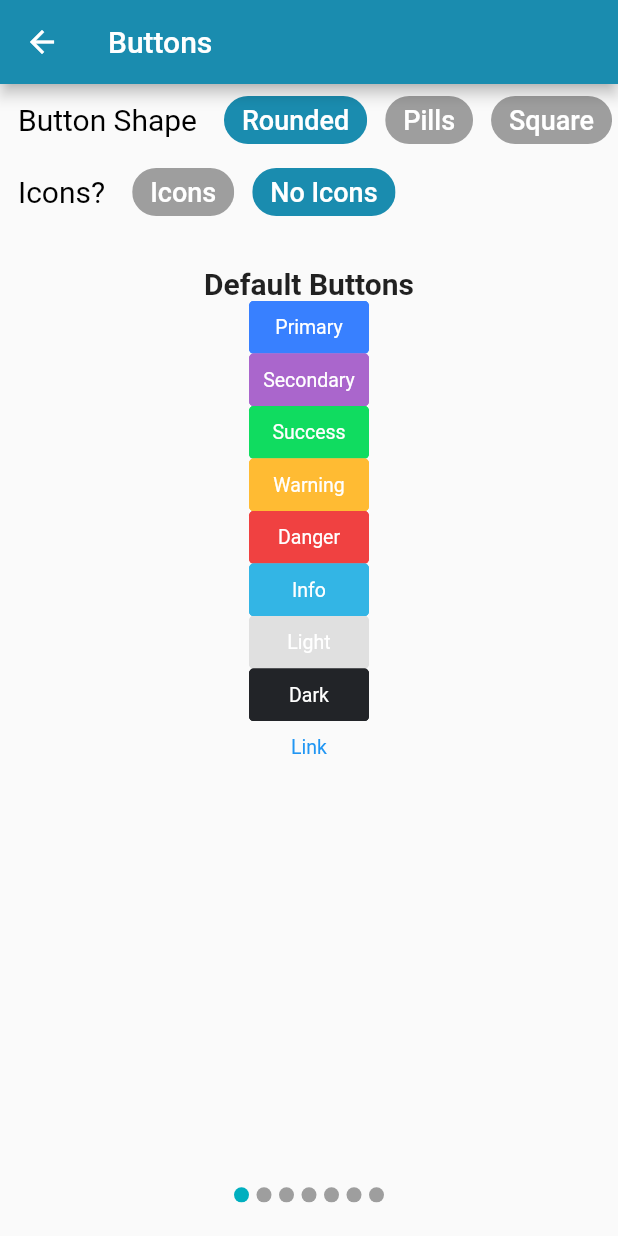
After one commit to benjaminudoh10/getfluttermobile, a Flutter app: the Buttons screen opened directly, on a phone screen of 412 x 824 dp. The commit adds this screen. Run offline on Flutter 3.47's test engine with Material 2 defaults, Android fonts, the phone set to English and light mode, and no system bars; our stand-ins replace getflutter.

Commit message:
Implemented Buttons Section
Signed-off-by: Benjamin <benjaminudoh10@gmail.com>

```diff
--- /dev/null
+++ b/lib/UI/buttons.dart
@@ -0,0 +1,522 @@
+import 'package:flutter/material.dart';
+import 'package:getflutter/getflutter.dart';
+
+class Buttons extends StatefulWidget {
+  @override
+  ButtonsState createState() => ButtonsState();
+}
+class ButtonsState extends State<Buttons> {
+  GFButtonShape _buttonType = GFButtonShape.standard;
+  PageController _controller = PageController(initialPage: 0);
+  int _currentPage = 0;
+  bool _icons = false;
+  static const double INDICATOR_WIDTH = 10.0;
+
+  @override
+  Widget build(BuildContext context) {
+
+    return Scaffold(
+      appBar: GFAppBar(
+        title: Text('Buttons'),
+        backgroundColor: Color(0xff1a8caf)
+      ),
+      body: Column(
+        children: <Widget>[
+          Expanded(
+            flex: 2,
+            child: Column(
+              children: <Widget>[
+                Row(
+                  children: <Widget>[
+                    Padding(
+                      padding: const EdgeInsets.symmetric(
+                        horizontal: 12.0
+                      ),
+                      child: Text(
+                        'Button Shape',
+                        style: TextStyle(
+                          color: Colors.black,
+                          fontSize: 20.0
+                        ),
+                      ),
+                    ),
+                    GestureDetector(
+                      onTap: () {
+                        setState(() {
+                          _buttonType = GFButtonShape.standard;
+                        });
+                      },
+                      child: Padding(
+                        padding: const EdgeInsets.symmetric(horizontal: 6.0),
+                        child: Chip(
+                          label: Text(
+                            'Rounded',
+                            style: TextStyle(
+                              color: Colors.white,
+                              fontSize: 18.0
+                            ),
+                          ),
+                          backgroundColor: GFButtonShape.standard == _buttonType
+                            ? Color(0xff1a8caf) : Colors.grey,
+                        ),
+                      ),
+                    ),
+                    GestureDetector(
+                      onTap: () {
+                        setState(() {
+                          _buttonType = GFButtonShape.pills;
+                        });
+                      },
+                      child: Padding(
+                        padding: const EdgeInsets.symmetric(horizontal: 6.0),
+                        child: Chip(
+                          label: Text(
+                            'Pills',
+                            style: TextStyle(
+                              color: Colors.white,
+                              fontSize: 18.0
+                            ),
+                          ),
+                          backgroundColor: GFButtonShape.pills == _buttonType
+                            ? Color(0xff1a8caf) : Colors.grey,
+                        ),
+                      ),
+                    ),
+                    GestureDetector(
+                      onTap: () {
+                        setState(() {
+                          _buttonType = GFButtonShape.square;
+                        });
+                      },
+                      child: Padding(
+                        padding: const EdgeInsets.symmetric(horizontal: 6.0),
+                        child: Chip(
+                          label: Text(
+                            'Square',
+                            style: TextStyle(
+                              color: Colors.white,
+                              fontSize: 18.0
+                            ),
+                          ),
+                          backgroundColor: GFButtonShape.square == _buttonType
+                            ? Color(0xff1a8caf) : Colors.grey,
+                        ),
+                      ),
+                    ),
+                  ],
+                ),
+                Row(
+                  children: <Widget>[
+                    Padding(
+                      padding: const EdgeInsets.symmetric(
+                        horizontal: 12.0
+                      ),
+                      child: Text(
+                        'Icons?',
+                        style: TextStyle(
+                          color: Colors.black,
+                          fontSize: 20.0
+                        ),
+                      ),
+                    ),
+                    GestureDetector(
+                      onTap: () {
+                        setState(() {
+                          _icons = true;
+                        });
+                      },
+                      child: Padding(
+                        padding: const EdgeInsets.symmetric(horizontal: 6.0),
+                        child: Chip(
+                          label: Text(
+                            'Icons',
+                            style: TextStyle(
+                              color: Colors.white,
+                              fontSize: 18.0
+                            ),
+                          ),
+                          backgroundColor: _icons ? Color(0xff1a8caf) : Colors.grey,
+                        ),
+                      ),
+                    ),
+                    GestureDetector(
+                      onTap: () {
+                        setState(() {
+                          _icons = false;
+                        });
+                      },
+                      child: Padding(
+                        padding: const EdgeInsets.symmetric(horizontal: 6.0),
+                        child: Chip(
+                          label: Text(
+                            'No Icons',
+                            style: TextStyle(
+                              color: Colors.white,
+                              fontSize: 18.0
+                            ),
+                          ),
+                          backgroundColor: _icons ? Colors.grey : Color(0xff1a8caf),
+                        ),
+                      ),
+                    ),
+                  ],
+                ),
+              ],
+            ),
+          ),
+          Expanded(
+            flex: 11,
+            child: PageView(
+              controller: _controller,
+              onPageChanged: (page) {
+                setState(() {
+                  _currentPage = page;
+                });
+              },
+              children: <Widget>[
+                buildSection(),
+                buildSection(true),
+                buildTransparentButtons(),
+                buildBlockButtons(),
+                buildSizedButtons(),
+                buildOutlineButtons(),
+                buildOutlineButtons(true),
+              ],
+            ),
+          ),
+          Expanded(
+            flex: 1,
+            child: buildIndicators(7)
+          ),
+        ],
+      ),
+    );
+  }
+
+  Widget buildSection([bool disabled=false]) {
+    return Center(
+      child: Padding(
+        padding: const EdgeInsets.all(12.0),
+        child: Column(
+          crossAxisAlignment: CrossAxisAlignment.center,
+          children: <Widget>[
+            Text(
+              disabled ? 'Disabled Buttons' : 'Default Buttons',
+              style: TextStyle(
+                fontSize: 20.0,
+                fontWeight: FontWeight.bold
+              ),
+            ),
+            GFButton(
+              onPressed: disabled ? null : () {},
+              text: 'Primary',
+              disabledTextColor: GFColors.WHITE,
+              shape: this._buttonType,
+              icon: _icons ? Icon(Icons.settings, color: Colors.white,) : null,
+            ),
+            GFButton(
+              onPressed: disabled ? null : () {},
+              text: 'Secondary',
+              disabledTextColor: GFColors.WHITE,
+              color: GFColors.SECONDARY,
+              shape: this._buttonType,
+              icon: _icons ? Icon(Icons.save, color: Colors.white,) : null,
+            ),
+            GFButton(
+              onPressed: disabled ? null : () {},
+              text: 'Success',
+              disabledTextColor: GFColors.WHITE,
+              color: GFColors.SUCCESS,
+              shape: this._buttonType,
+              icon: _icons ? Icon(Icons.save_alt, color: Colors.white,) : null,
+            ),
+            GFButton(
+              onPressed: disabled ? null : () {},
+              text: 'Warning',
+              disabledTextColor: GFColors.WHITE,
+              color: GFColors.WARNING,
+              shape: this._buttonType,
+              icon: _icons ? Icon(Icons.warning, color: Colors.white,) : null,
+            ),
+            GFButton(
+              onPressed: disabled ? null : () {},
+              text: 'Danger',
+              disabledTextColor: GFColors.WHITE,
+              color: GFColors.DANGER,
+              shape: this._buttonType,
+              icon: _icons ? Icon(Icons.cancel, color: Colors.white,) : null,
+            ),
+            GFButton(
+              onPressed: disabled ? null : () {},
+              text: 'Info',
+              disabledTextColor: GFColors.WHITE,
+              color: GFColors.INFO,
+              shape: this._buttonType,
+              icon: _icons ? Icon(Icons.info, color: Colors.white,) : null,
+            ),
+            GFButton(
+              onPressed: disabled ? null : () {},
+              text: 'Light',
+              disabledTextColor: GFColors.DARK,
+              color: GFColors.LIGHT,
+              shape: this._buttonType,
+              icon: _icons ? Icon(Icons.image, color: Colors.white,) : null,
+            ),
+            GFButton(
+              onPressed: disabled ? null : () {},
+              text: 'Dark',
+              disabledTextColor: GFColors.WHITE,
+              color: GFColors.DARK,
+              shape: this._buttonType,
+              icon: _icons ? Icon(Icons.delete_outline, color: Colors.white,) : null,
+            ),
+            GFButton(
+              onPressed: disabled ? null : () {},
+              text: 'Link',
+              textColor: Colors.blue,
+              color: disabled ? GFColors.WHITE.withOpacity(1) : GFColors.TRANSPARENT,
+              shape: this._buttonType,
+            )
+          ],
+        ),
+      ),
+    );
+  }
+
+  Widget buildTransparentButtons() {
+    return Center(
+      child: Padding(
+        padding: const EdgeInsets.all(12.0),
+        child: Column(
+          crossAxisAlignment: CrossAxisAlignment.center,
+          children: <Widget>[
+            Text(
+              'Transparent Buttons',
+              style: TextStyle(
+                fontSize: 20.0,
+                fontWeight: FontWeight.bold
+              ),
+            ),
+            GFButton(
+              onPressed: () {},
+              text: 'Primary',
+              type: GFButtonType.transparent,
+              shape: this._buttonType,
+            ),
+            GFButton(
+              onPressed: () {},
+              text: 'Secondary',
+              textColor: GFColors.SECONDARY,
+              type: GFButtonType.transparent,
+              shape: this._buttonType,
+            ),
+            GFButton(
+              onPressed: () {},
+              text: 'Success',
+              textColor: GFColors.SUCCESS,
+              type: GFButtonType.transparent,
+              shape: this._buttonType,
+            ),
+            GFButton(
+              onPressed: () {},
+              text: 'Warning',
+              textColor: GFColors.WARNING,
+              type: GFButtonType.transparent,
+              shape: this._buttonType,
+            ),
+            GFButton(
+              onPressed: () {},
+              text: 'Danger',
+              textColor: GFColors.DANGER,
+              type: GFButtonType.transparent,
+              shape: this._buttonType,
+            ),
+            GFButton(
+              onPressed: () {},
+              text: 'Info',
+              textColor: GFColors.INFO,
+              type: GFButtonType.transparent,
+              shape: this._buttonType,
+            ),
+            GFButton(
+              onPressed: () {},
+              text: 'Light',
+              textColor: GFColors.LIGHT,
+              type: GFButtonType.transparent,
+              shape: this._buttonType,
+            ),
+            GFButton(
+              onPressed: () {},
+              text: 'Dark',
+              textColor: GFColors.DARK,
+              type: GFButtonType.transparent,
+              shape: this._buttonType,
+            ),
+            GFButton(
+              onPressed: () {},
+              text: 'Link',
+              textColor: GFColors.TRANSPARENT,
+              type: GFButtonType.transparent,
+              shape: this._buttonType,
+            ),
+          ],
+        ),
+      ),
+    );
+  }
+
+  Widget buildBlockButtons() {
+    return Center(
+      child: Padding(
+        padding: const EdgeInsets.all(12.0),
+        child: Column(
+          crossAxisAlignment: CrossAxisAlignment.center,
+          children: <Widget>[
+            Text(
+              'Block Buttons',
+              style: TextStyle(
+                fontSize: 20.0,
+                fontWeight: FontWeight.bold
+              ),
+            ),
+            GFButton(
+              onPressed: () {},
+              text: 'Primary',
+              color: GFColors.PRIMARY,
+              blockButton: true,
+              shape: this._buttonType,
+              icon: _icons ? Icon(Icons.settings, color: Colors.white,) : null,
+            ),
+            GFButton(
+              onPressed: () {},
+              text: 'Secondary',
+              color: GFColors.SECONDARY,
+              blockButton: true,
+              shape: this._buttonType,
+              icon: _icons ? Icon(Icons.save, color: Colors.white,) : null,
+            ),
+            GFButton(
+              onPressed: () {},
+              text: 'Success',
+              color: GFColors.SUCCESS,
+              blockButton: true,
+              shape: this._buttonType,
+              icon: _icons ? Icon(Icons.save_alt, color: Colors.white,) : null,
+            ),
+          ],
+        ),
+      ),
+    );
+  }
+
+  Widget buildSizedButtons() {
+    return Center(
+      child: Padding(
+        padding: const EdgeInsets.all(12.0),
+        child: Column(
+          crossAxisAlignment: CrossAxisAlignment.center,
+          children: <Widget>[
+            Text(
+              'Sized Buttons',
+              style: TextStyle(
+                fontSize: 20.0,
+                fontWeight: FontWeight.bold
+              ),
+            ),
+            GFButton(
+              onPressed: () {},
+              text: 'Primary',
+              color: GFColors.PRIMARY,
+              size: GFSize.SMALL,
+              shape: this._buttonType,
+              icon: _icons ? Icon(Icons.settings, color: Colors.white,) : null,
+            ),
+            GFButton(
+              onPressed: () {},
+              text: 'Secondary',
+              color: GFColors.SECONDARY,
+              shape: this._buttonType,
+              icon: _icons ? Icon(Icons.save, color: Colors.white,) : null,
+            ),
+            GFButton(
+              onPressed: () {},
+              text: 'Success',
+              color: GFColors.SUCCESS,
+              size: GFSize.LARGE,
+              shape: this._buttonType,
+              icon: _icons ? Icon(Icons.save_alt, color: Colors.white,) : null,
+            )
+          ],
+        ),
+      ),
+    );
+  }
+
+  Widget buildOutlineButtons([bool outline2 = false]) {
+    return Center(
+      child: Padding(
+        padding: const EdgeInsets.all(12.0),
+        child: Column(
+          crossAxisAlignment: CrossAxisAlignment.center,
+          children: <Widget>[
+            Text(
+              outline2 ? 'Outline Buttons 2x' : 'Outline Buttons',
+              style: TextStyle(
+                fontSize: 20.0,
+                fontWeight: FontWeight.bold
+              ),
+            ),
+            GFButton(
+              onPressed: () {},
+              text: 'Primary',
+              color: GFColors.PRIMARY,
+              type: outline2 ? GFButtonType.outline2x : GFButtonType.outline,
+              shape: this._buttonType,
+              icon: _icons ? Icon(Icons.settings, color: GFColors.PRIMARY,) : null,
+            ),
+            GFButton(
+              onPressed: () {},
+              text: 'Secondary',
+              color: GFColors.SECONDARY,
+              type: outline2 ? GFButtonType.outline2x : GFButtonType.outline,
+              shape: this._buttonType,
+              icon: _icons ? Icon(Icons.save, color: GFColors.SECONDARY,) : null,
+            ),
+            GFButton(
+              onPressed: () {},
+              text: 'Success',
+              color: GFColors.SUCCESS,
+              type: outline2 ? GFButtonType.outline2x : GFButtonType.outline,
+              shape: this._buttonType,
+              icon: _icons ? Icon(Icons.save_alt, color: GFColors.SUCCESS,) : null,
+            )
+          ],
+        ),
+      ),
+    );
+  }
+
+  Widget buildIndicators(int number) {
+    List<Widget> rowChildren = [];
+    for (int i = 0; i < number; i++) {
+      rowChildren.add(
+        Container(
+          width: INDICATOR_WIDTH,
+          height: INDICATOR_WIDTH,
+          decoration: BoxDecoration(
+            shape: BoxShape.circle,
+            color: _currentPage == i ? Color(0xff00afbf) : Colors.grey
+          )
+        ),
+      );
+      if (i != number - 1) {
+        rowChildren.add(SizedBox(width: 5.0,));
+      }
+    }
+
+    return Row(
+      mainAxisAlignment: MainAxisAlignment.center,
+      children: rowChildren
+    );
+  }
+}
--- a/lib/UI/home.dart
+++ b/lib/UI/home.dart
@@ -1,4 +1,5 @@
 import 'package:flutter/material.dart';
+import 'package:gfmobile/UI/buttons.dart';
 
 
 class GFUI extends StatefulWidget {
@@ -23,6 +24,14 @@ class _GFUIState extends State<GFUI> {
         children: <Widget>[
           Padding(
             padding: const EdgeInsets.all(10.0),
+            child: GestureDetector(
+              onTap: () {
+                Navigator.of(context).push(
+                  MaterialPageRoute(
+                    builder: (context) => Buttons()
+                  )
+                );
+              },
               child: Card(
                 elevation: 1.0,
                 child: Container(
@@ -62,6 +71,7 @@ class _GFUIState extends State<GFUI> {
                   ),
                 ),
               ),
+            ),
           )
         ],
       ),
--- a/lib/main.dart
+++ b/lib/main.dart
@@ -11,7 +11,7 @@ class GetFlutter extends StatelessWidget {
       theme: ThemeData(
         primarySwatch: Colors.blue,
       ),
-      home: GFUI(title: 'GFUI'),
+      home: GFUI(title: 'Get Flutter UI'),
       debugShowCheckedModeBanner: false,
     );
   }
```
Lines whose indentation alone changed are shown as unchanged.
